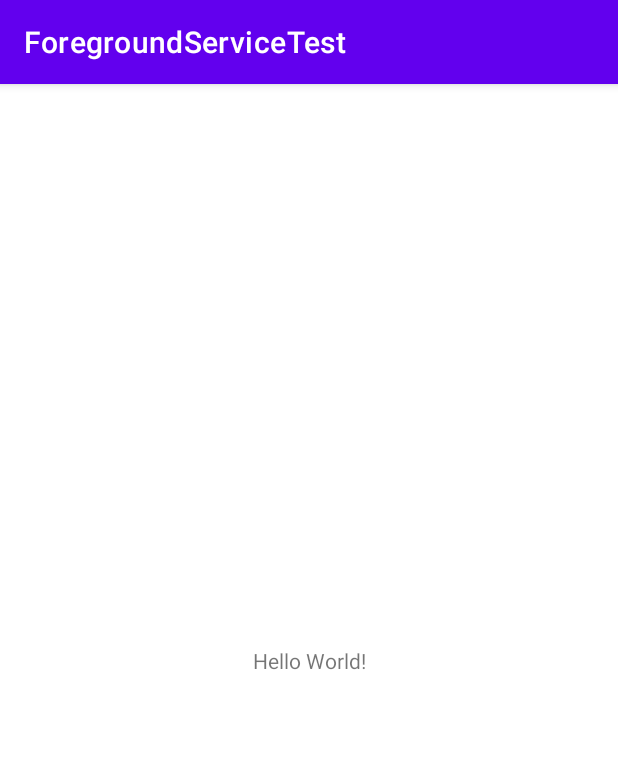
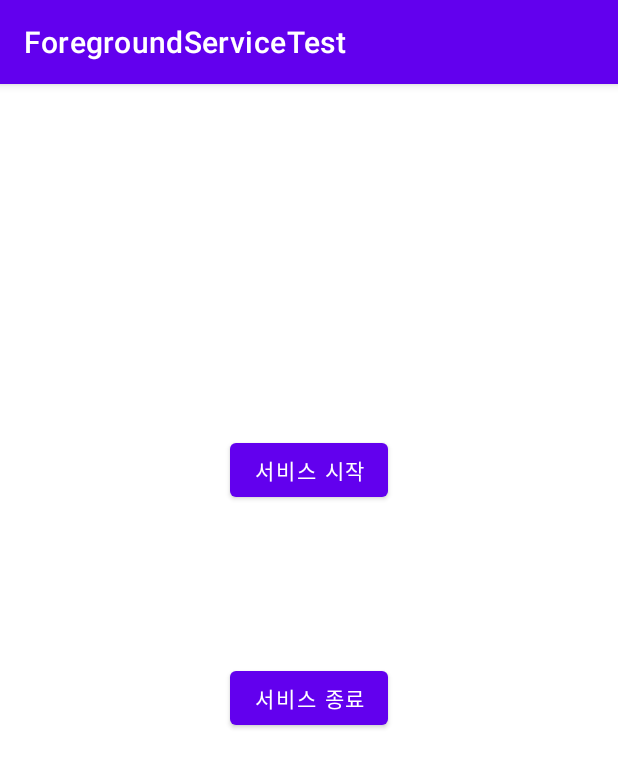
Before and after one commit to HanYeop/AndroidStudio-Practice, an Android app: the screen it shows after launch (MainActivity), on a phone screen of 412 x 824 dp. Shown: the top 768 px of the screen. Run offline under Robolectric (Android 15) with nearby library versions, the phone set to English and light mode, and no system bars.

Commit message:
ForegroundServiceProject 완료

```diff
--- a/ForegroundServiceTest/app/src/main/res/layout/activity_main.xml
+++ b/ForegroundServiceTest/app/src/main/res/layout/activity_main.xml
@@ -6,13 +6,26 @@
     android:layout_height="match_parent"
     tools:context=".MainActivity">
 
-    <TextView
+    <Button
+        android:id="@+id/button"
         android:layout_width="wrap_content"
         android:layout_height="wrap_content"
-        android:text="Hello World!"
-        app:layout_constraintBottom_toBottomOf="parent"
-        app:layout_constraintLeft_toLeftOf="parent"
-        app:layout_constraintRight_toRightOf="parent"
+        android:layout_marginTop="233dp"
+        android:text="서비스 시작"
+        android:onClick="serviceStart"
+        app:layout_constraintEnd_toEndOf="parent"
+        app:layout_constraintStart_toStartOf="parent"
         app:layout_constraintTop_toTopOf="parent" />
 
+    <Button
+        android:id="@+id/button2"
+        android:layout_width="wrap_content"
+        android:layout_height="wrap_content"
+        android:layout_marginTop="104dp"
+        android:text="서비스 종료"
+        android:onClick="serviceStop"
+        app:layout_constraintEnd_toEndOf="parent"
+        app:layout_constraintStart_toStartOf="parent"
+        app:layout_constraintTop_toBottomOf="@+id/button" />
+
 </androidx.constraintlayout.widget.ConstraintLayout>
```
Also changed, not shown: ForegroundServiceTest/app/src/main/AndroidManifest.xml (+10 -0 lines), ForegroundServiceTest/app/src/main/java/org/techtown/foregroundservicetest/MainActivity.kt (+19 -0 lines), ForegroundServiceTest/app/src/main/java/org/techtown/foregroundservicetest/MyService.kt (added, +64 -0 lines), 1 other file.
